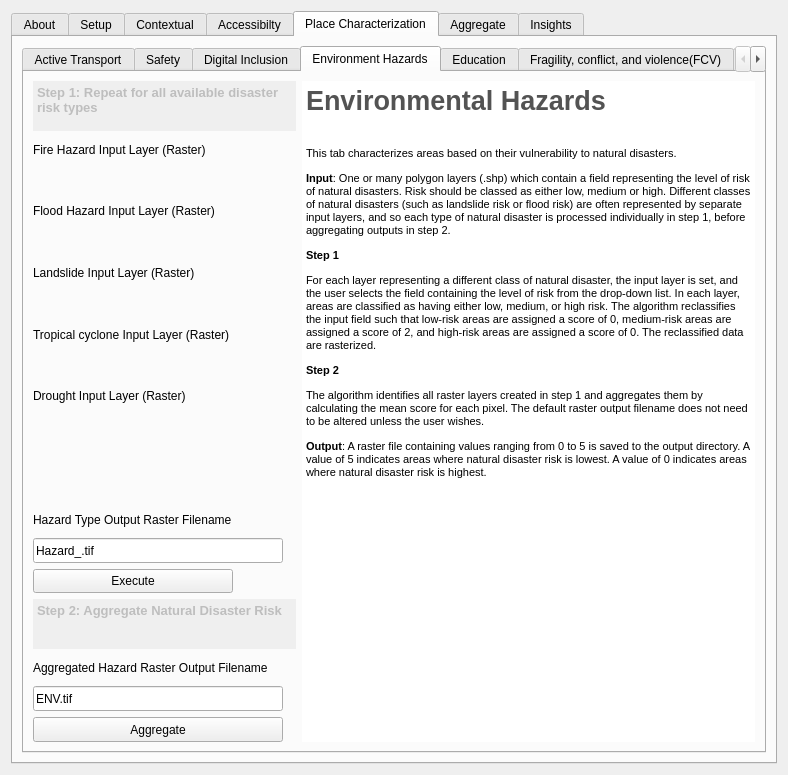
worldbank/GEEST, file gender_indicator_tool/gender_indicator_tool_dialog_base.ui: the form before one commit.
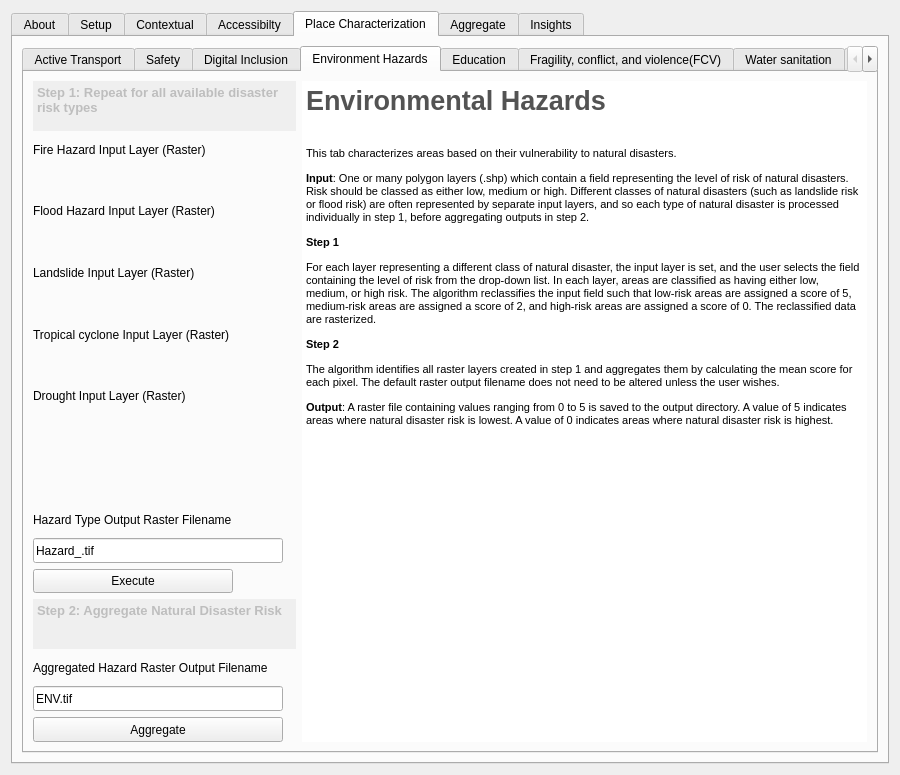
The form after the commit. The open tabs and pages were chosen to show the change. Custom widgets are drawn as their Qt base class.

Commit message: Fixes SAFStreetlights scale, adds filers to file widgets, updates .zip

The edit to the form file:
```diff
--- a/gender_indicator_tool/gender_indicator_tool_dialog_base.ui
+++ b/gender_indicator_tool/gender_indicator_tool_dialog_base.ui
@@ -6,7 +6,7 @@
    <rect>
     <x>0</x>
     <y>0</y>
-    <width>788</width>
+    <width>900</width>
     <height>775</height>
    </rect>
   </property>
@@ -2730,7 +2730,7 @@
 &lt;p align=&quot;justify&quot; style=&quot; margin-top:0px; margin-bottom:0px; margin-left:0px; margin-right:0px; -qt-block-indent:0; text-indent:0px;&quot;&gt;&lt;span style=&quot; font-size:8pt;&quot;&gt;This tab characterizes areas based on their vulnerability to natural disasters. &lt;/span&gt;&lt;/p&gt;
 &lt;p style=&quot; margin-top:12px; margin-bottom:12px; margin-left:0px; margin-right:0px; -qt-block-indent:0; text-indent:0px;&quot;&gt;&lt;span style=&quot; font-size:8pt; font-weight:600;&quot;&gt;Input&lt;/span&gt;&lt;span style=&quot; font-size:8pt;&quot;&gt;: One or many polygon layers (.shp) which contain a field representing the level of risk of natural disasters. Risk should be classed as either low, medium or high. Different classes of natural disasters (such as landslide risk or flood risk) are often represented by separate input layers, and so each type of natural disaster is processed individually in step 1, before aggregating outputs in step 2. &lt;/span&gt;&lt;/p&gt;
 &lt;p style=&quot; margin-top:12px; margin-bottom:12px; margin-left:0px; margin-right:0px; -qt-block-indent:0; text-indent:0px;&quot;&gt;&lt;span style=&quot; font-size:8pt; font-weight:600;&quot;&gt;Step 1 &lt;/span&gt;&lt;/p&gt;
-&lt;p style=&quot; margin-top:12px; margin-bottom:12px; margin-left:0px; margin-right:0px; -qt-block-indent:0; text-indent:0px;&quot;&gt;&lt;span style=&quot; font-size:8pt;&quot;&gt;For each layer representing a different class of natural disaster, the input layer is set, and the user selects the field containing the level of risk from the drop-down list. In each layer, areas are classified as having either low, medium, or high risk. The algorithm reclassifies the input field such that low-risk areas are assigned a score of 0, medium-risk areas are assigned a score of 2, and high-risk areas are assigned a score of 0. The reclassified data are rasterized. &lt;/span&gt;&lt;/p&gt;
+&lt;p style=&quot; margin-top:12px; margin-bottom:12px; margin-left:0px; margin-right:0px; -qt-block-indent:0; text-indent:0px;&quot;&gt;&lt;span style=&quot; font-size:8pt;&quot;&gt;For each layer representing a different class of natural disaster, the input layer is set, and the user selects the field containing the level of risk from the drop-down list. In each layer, areas are classified as having either low, medium, or high risk. The algorithm reclassifies the input field such that low-risk areas are assigned a score of 5, medium-risk areas are assigned a score of 2, and high-risk areas are assigned a score of 0. The reclassified data are rasterized. &lt;/span&gt;&lt;/p&gt;
 &lt;p style=&quot; margin-top:12px; margin-bottom:12px; margin-left:0px; margin-right:0px; -qt-block-indent:0; text-indent:0px;&quot;&gt;&lt;span style=&quot; font-size:8pt; font-weight:600;&quot;&gt;Step 2&lt;/span&gt;&lt;span style=&quot; font-size:8pt;&quot;&gt; &lt;/span&gt;&lt;/p&gt;
 &lt;p style=&quot; margin-top:12px; margin-bottom:12px; margin-left:0px; margin-right:0px; -qt-block-indent:0; text-indent:0px;&quot;&gt;&lt;span style=&quot; font-size:8pt;&quot;&gt;The algorithm identifies all raster layers created in step 1 and aggregates them by calculating the mean score for each pixel. The default raster output filename does not need to be altered unless the user wishes. &lt;/span&gt;&lt;/p&gt;
 &lt;p style=&quot; margin-top:12px; margin-bottom:12px; margin-left:0px; margin-right:0px; -qt-block-indent:0; text-indent:0px;&quot;&gt;&lt;span style=&quot; font-size:8pt; font-weight:600;&quot;&gt;Output&lt;/span&gt;&lt;span style=&quot; font-size:8pt;&quot;&gt;: A raster file containing values ranging from 0 to 5 is saved to the output directory. A value of 5 indicates areas where natural disaster risk is lowest. A value of 0 indicates areas where natural disaster risk is highest. &lt;/span&gt;&lt;/p&gt;&lt;/body&gt;&lt;/html&gt;</string>
```
Left out of the diff: 69 changed lines with no effect on the pictures. The commit also changes 2 other files.
